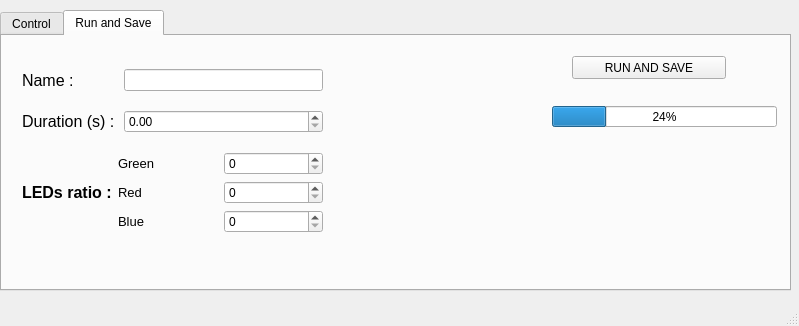
Qt form isoi_window.ui (JohnstonLab/OMMI) before a commit.
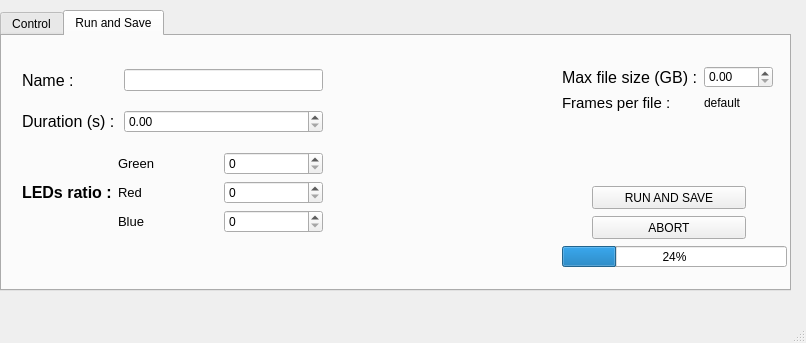
The same form after that commit. The open tabs and pages were chosen to show the change.

Commit message: GUI modifications and file size limit fct

Diff of the .ui file:
```diff
--- a/isoi_window.ui
+++ b/isoi_window.ui
@@ -6,8 +6,8 @@
    <rect>
     <x>0</x>
     <y>0</y>
-    <width>799</width>
-    <height>326</height>
+    <width>806</width>
+    <height>343</height>
    </rect>
   </property>
   <property name="windowTitle">
@@ -235,8 +235,8 @@
      <widget class="QPushButton" name="SaveEBtn">
       <property name="geometry">
        <rect>
-        <x>570</x>
-        <y>20</y>
+        <x>590</x>
+        <y>150</y>
         <width>154</width>
         <height>23</height>
        </rect>
@@ -248,8 +248,8 @@
      <widget class="QProgressBar" name="progressBar">
       <property name="geometry">
        <rect>
-        <x>550</x>
-        <y>70</y>
+        <x>560</x>
+        <y>210</y>
         <width>225</width>
         <height>21</height>
        </rect>
@@ -363,6 +363,65 @@
        </item>
       </layout>
      </widget>
+     <widget class="QPushButton" name="abortBtn">
+      <property name="geometry">
+       <rect>
+        <x>590</x>
+        <y>180</y>
+        <width>154</width>
+        <height>23</height>
+       </rect>
+      </property>
+      <property name="text">
+       <string>ABORT</string>
+      </property>
+     </widget>
+     <widget class="QWidget" name="">
+      <property name="geometry">
+       <rect>
+        <x>560</x>
+        <y>30</y>
+        <width>211</width>
+        <height>46</height>
+       </rect>
+      </property>
+      <layout class="QGridLayout" name="gridLayout_3">
+       <item row="0" column="0">
+        <widget class="QLabel" name="label_12">
+         <property name="font">
+          <font>
+           <pointsize>12</pointsize>
+          </font>
+         </property>
+         <property name="text">
+          <string>Max file size (GB) :</string>
+         </property>
+        </widget>
+       </item>
+       <item row="0" column="1">
+        <widget class="QDoubleSpinBox" name="fileSize"/>
+       </item>
+       <item row="1" column="0">
+        <widget class="QLabel" name="label_10">
+         <property name="font">
+          <font>
+           <pointsize>11</pointsize>
+          </font>
+         </property>
+         <property name="text">
+          <string>Frames per file :</string>
+         </property>
+        </widget>
+       </item>
+       <item row="1" column="1">
+        <widget class="QLabel" name="framesPerFileLabel">
+         <property name="text">
+          <string>default</string>
+         </property>
+        </widget>
+       </item>
+      </layout>
+     </widget>
     </widget>
    </widget>
   </widget>
```
Left out of the diff: 4 changed lines with no effect on the pictures. The commit also changes 4 other files.
